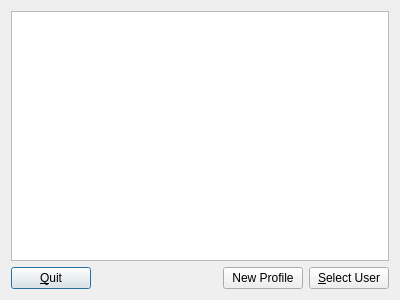
First picture: the form in sleepyhead/profileselect.ui, repository sbonaime/sleepyhead-code., before the edit.
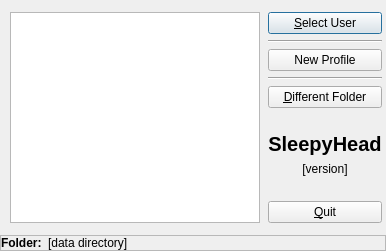
Second picture: the form after the edit. Icons and pictures are not drawn.

Commit message: Mouse Handling cleanup, Graph YAxis prep work, profile screen improvements

```diff
--- a/sleepyhead/profileselect.ui
+++ b/sleepyhead/profileselect.ui
@@ -6,8 +6,8 @@
    <rect>
     <x>0</x>
     <y>0</y>
-    <width>400</width>
-    <height>300</height>
+    <width>386</width>
+    <height>251</height>
    </rect>
   </property>
   <property name="windowTitle">
@@ -18,51 +18,215 @@
     <normaloff>:/icons/bob-v3.0.png</normaloff>:/icons/bob-v3.0.png</iconset>
   </property>
   <layout class="QVBoxLayout" name="verticalLayout">
-   <item>
-    <widget class="QListView" name="listView">
-     <property name="contextMenuPolicy">
-      <enum>Qt::CustomContextMenu</enum>
-     </property>
-    </widget>
-   </item>
+   <property name="spacing">
+    <number>0</number>
+   </property>
+   <property name="margin">
+    <number>0</number>
+   </property>
    <item>
     <layout class="QHBoxLayout" name="horizontalLayout">
+     <property name="spacing">
+      <number>8</number>
+     </property>
+     <property name="leftMargin">
+      <number>10</number>
+     </property>
+     <property name="topMargin">
+      <number>12</number>
+     </property>
+     <property name="rightMargin">
+      <number>4</number>
+     </property>
+     <property name="bottomMargin">
+      <number>12</number>
+     </property>
      <item>
-      <widget class="QPushButton" name="quitButton">
-       <property name="text">
-        <string>&amp;Quit</string>
+      <widget class="QListView" name="listView">
+       <property name="contextMenuPolicy">
+        <enum>Qt::CustomContextMenu</enum>
        </property>
       </widget>
      </item>
      <item>
-      <spacer name="horizontalSpacer">
-       <property name="orientation">
-        <enum>Qt::Horizontal</enum>
+      <layout class="QVBoxLayout" name="verticalLayout_2">
+       <property name="spacing">
+        <number>6</number>
        </property>
-       <property name="sizeHint" stdset="0">
-        <size>
-         <width>40</width>
-         <height>20</height>
-        </size>
+       <property name="margin">
+        <number>0</number>
        </property>
-      </spacer>
-     </item>
-     <item>
-      <widget class="QPushButton" name="newProfileButton">
-       <property name="text">
-        <string>New Profile</string>
-       </property>
-      </widget>
-     </item>
-     <item>
-      <widget class="QPushButton" name="selectButton">
-       <property name="text">
-        <string>&amp;Select User</string>
-       </property>
-      </widget>
+       <item>
+        <widget class="QPushButton" name="selectButton">
+         <property name="sizePolicy">
+          <sizepolicy hsizetype="Minimum" vsizetype="Fixed">
+           <horstretch>0</horstretch>
+           <verstretch>0</verstretch>
+          </sizepolicy>
+         </property>
+         <property name="toolTip">
+          <string>Start with the selected user profile.</string>
+         </property>
+         <property name="text">
+          <string>&amp;Select User</string>
+         </property>
+         <property name="icon">
+          <iconset resource="Resources.qrc">
+           <normaloff>:/icons/forward.png</normaloff>:/icons/forward.png</iconset>
+         </property>
+        </widget>
+       </item>
+       <item>
+        <widget class="Line" name="line_2">
+         <property name="orientation">
+          <enum>Qt::Horizontal</enum>
+         </property>
+        </widget>
+       </item>
+       <item>
+        <widget class="QPushButton" name="newProfileButton">
+         <property name="toolTip">
+          <string>Create a new user profile.</string>
+         </property>
+         <property name="text">
+          <string>New Profile</string>
+         </property>
+        </widget>
+       </item>
+       <item>
+        <widget class="Line" name="line">
+         <property name="orientation">
+          <enum>Qt::Horizontal</enum>
+         </property>
+        </widget>
+       </item>
+       <item>
+        <widget class="QPushButton" name="pushButton">
+         <property name="toolTip">
+          <string>Choose a different SleepyHead data folder.</string>
+         </property>
+         <property name="text">
+          <string>&amp;Different Folder</string>
+         </property>
+        </widget>
+       </item>
+       <item>
+        <spacer name="verticalSpacer_2">
+         <property name="orientation">
+          <enum>Qt::Vertical</enum>
+         </property>
+         <property name="sizeHint" stdset="0">
+          <size>
+           <width>20</width>
+           <height>40</height>
+          </size>
+         </property>
+        </spacer>
+       </item>
+       <item>
+        <widget class="QLabel" name="labelAppName">
+         <property name="font">
+          <font>
+           <pointsize>15</pointsize>
+           <weight>75</weight>
+           <bold>true</bold>
+          </font>
+         </property>
+         <property name="text">
+          <string>SleepyHead</string>
+         </property>
+         <property name="alignment">
+          <set>Qt::AlignCenter</set>
+         </property>
+        </widget>
+       </item>
+       <item>
+        <widget class="QLabel" name="labelVersion">
+         <property name="text">
+          <string>[version]</string>
+         </property>
+         <property name="alignment">
+          <set>Qt::AlignCenter</set>
+         </property>
+        </widget>
+       </item>
+       <item>
+        <spacer name="verticalSpacer">
+         <property name="orientation">
+          <enum>Qt::Vertical</enum>
+         </property>
+         <property name="sizeHint" stdset="0">
+          <size>
+           <width>20</width>
+           <height>40</height>
+          </size>
+         </property>
+        </spacer>
+       </item>
+       <item>
+        <widget class="QPushButton" name="quitButton">
+         <property name="toolTip">
+          <string>Click here if you didn't want to start SleepyHead.</string>
+         </property>
+         <property name="text">
+          <string>&amp;Quit</string>
+         </property>
+        </widget>
+       </item>
+      </layout>
      </item>
     </layout>
    </item>
+   <item>
+    <widget class="QFrame" name="frame">
+     <property name="sizePolicy">
+      <sizepolicy hsizetype="Preferred" vsizetype="Minimum">
+       <horstretch>0</horstretch>
+       <verstretch>0</verstretch>
+      </sizepolicy>
+     </property>
+     <property name="frameShape">
+      <enum>QFrame::StyledPanel</enum>
+     </property>
+     <property name="frameShadow">
+      <enum>QFrame::Plain</enum>
+     </property>
+     <layout class="QHBoxLayout" name="horizontalLayout_3">
+      <property name="margin">
+       <number>0</number>
+      </property>
+      <item>
+       <widget class="QLabel" name="label">
+        <property name="font">
+         <font>
+          <weight>75</weight>
+          <bold>true</bold>
+         </font>
+        </property>
+        <property name="text">
+         <string>Folder:</string>
+        </property>
+       </widget>
+      </item>
+      <item>
+       <widget class="QLabel" name="labelFolder">
+        <property name="sizePolicy">
+         <sizepolicy hsizetype="Expanding" vsizetype="Preferred">
+          <horstretch>0</horstretch>
+          <verstretch>0</verstretch>
+         </sizepolicy>
+        </property>
+        <property name="toolTip">
+         <string>The current location of SleepyHead data store.</string>
+        </property>
+        <property name="text">
+         <string>[data directory]</string>
+        </property>
+       </widget>
+      </item>
+     </layout>
+    </widget>
+   </item>
   </layout>
  </widget>
  <resources>
```
The commit also changes 27 other files.
